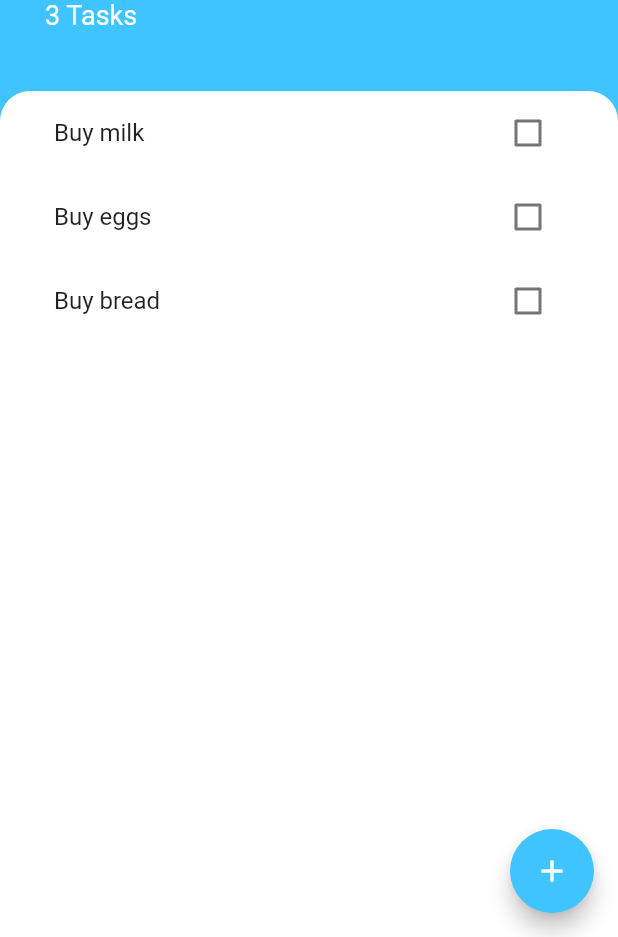
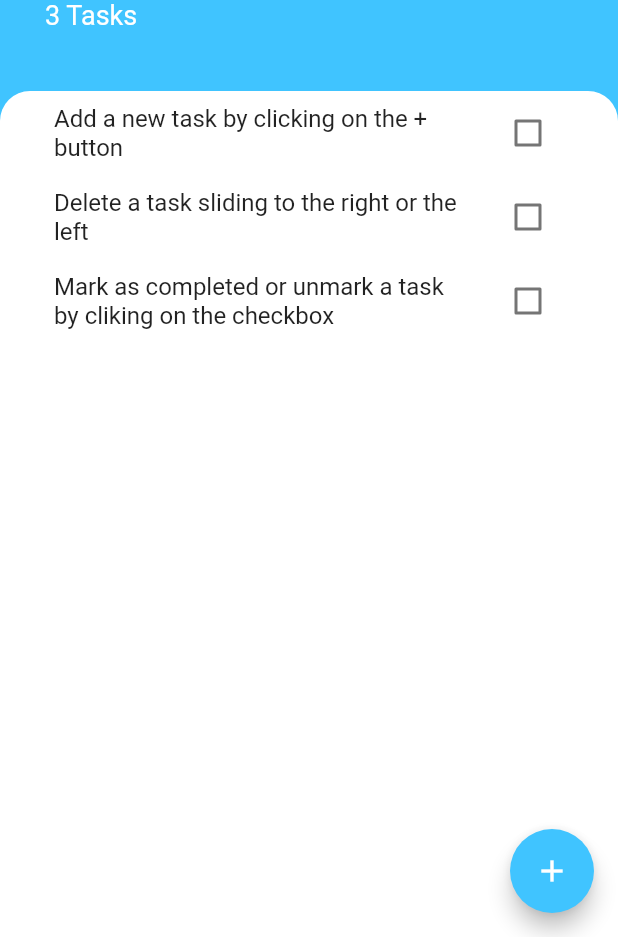
Before and after one commit to manelcagigos/todoey_flutter_FollowingUdemyCourse, a Flutter app: the screen it shows after launch, on a phone screen of 412 x 824 dp, the part 299-1236 px from its top. Run offline on Flutter 3.47's test engine with Material 2 defaults, Android fonts, the phone set to English and light mode, and no system bars.

Commit message:
App finished

```diff
--- a/lib/main.dart
+++ b/lib/main.dart
@@ -1,17 +1,24 @@
 import 'package:flutter/material.dart';
+import 'package:provider/provider.dart';
 import '../screens/tasks_screen.dart';
+import 'models/task_data.dart';
 
 void main() {
   runApp(const MyApp());
 }
 
 class MyApp extends StatelessWidget {
-  const MyApp({super.key});
+  const MyApp({Key? key}) : super(key: key);
 
   @override
   Widget build(BuildContext context) {
-    return const MaterialApp(
-      home: TaskScreen(),
+    return ChangeNotifierProvider(
+      create: (context) {
+        return TaskData();
+      },
+      child: const MaterialApp(
+        home: TaskScreen(),
+      ),
     );
   }
 }
--- /dev/null
+++ b/lib/models/task_data.dart
@@ -0,0 +1,35 @@
+import 'package:flutter/foundation.dart';
+import 'package:todoey_flutter/models/task.dart';
+import 'dart:collection';
+
+class TaskData extends ChangeNotifier {
+  final List<Task> _tasks = [
+    Task(name: 'Add a new task by clicking on the + button'),
+    Task(name: 'Delete a task sliding to the right or the left'),
+    Task(name: 'Mark as completed or unmark a task by cliking on the checkbox'),
+  ];
+
+  UnmodifiableListView<Task> get tasks {
+    return UnmodifiableListView(_tasks);
+  }
+
+  int get taskCount {
+    return _tasks.length;
+  }
+
+  void addTask(String newTaskTitle) {
+    final task = Task(name: newTaskTitle);
+    _tasks.add(task);
+    notifyListeners();
+  }
+
+  void updateTask(Task task) {
+    task.toggleDone();
+    notifyListeners();
+  }
+
+  void deleteTask(Task task) {
+    _tasks.remove(task);
+    notifyListeners();
+  }
+}
--- a/lib/screens/tasks_screen.dart
+++ b/lib/screens/tasks_screen.dart
@@ -1,21 +1,11 @@
 import 'package:flutter/material.dart';
 import '../widgets/task_list.dart';
 import 'add_task_screen.dart';
-import '../models/task.dart';
+import 'package:provider/provider.dart';
+import '../models/task_data.dart';
 
-class TaskScreen extends StatefulWidget {
+class TaskScreen extends StatelessWidget {
   const TaskScreen({super.key});
-
-  @override
-  State<TaskScreen> createState() => _TaskScreenState();
-}
-
-class _TaskScreenState extends State<TaskScreen> {
-  List<Task> tasks = [
-    Task(name: 'Buy milk'),
-    Task(name: 'Buy eggs'),
-    Task(name: 'Buy bread'),
-  ];
 
   @override
   Widget build(BuildContext context) {
@@ -32,9 +22,9 @@ class _TaskScreenState extends State<TaskScreen> {
                 padding: EdgeInsets.only(
                     bottom: MediaQuery.of(context).viewInsets.bottom),
                 child: AddTaskScreen(addTaskCallback: (newTaskTitle) {
-                  setState(() {
-                    tasks.add(Task(name: newTaskTitle));
-                  });
+                  // setState(() {
+                  //   tasks.add(Task(name: newTaskTitle));
+                  // });
                   Navigator.pop(context);
                 }),
               ),
@@ -71,7 +61,7 @@ class _TaskScreenState extends State<TaskScreen> {
                   ),
                 ),
                 Text(
-                  '${tasks.length} Tasks',
+                  '${Provider.of<TaskData>(context).taskCount} Tasks',
                   style: const TextStyle(
                     color: Colors.white,
                     fontSize: 18.0,
@@ -93,7 +83,7 @@ class _TaskScreenState extends State<TaskScreen> {
                   topRight: Radius.circular(20.0),
                 ),
               ),
-              child: TaskList(tasks: tasks),
+              child: const TaskList(),
             ),
           ),
         ],
@@ -101,55 +91,3 @@ class _TaskScreenState extends State<TaskScreen> {
     );
   }
 }
-
-class ToDoListView extends StatefulWidget {
-  const ToDoListView({super.key});
-
-  @override
-  _ToDoListViewState createState() => _ToDoListViewState();
-}
-
-class _ToDoListViewState extends State<ToDoListView> {
-  List<String> tasks = [
-    'Task 1',
-    'Task 2',
-    'Task 3',
-    // Add more tasks here
-  ];
-
-  List<bool> taskCompleted = List<bool>.generate(
-    3,
-    (index) => false,
-  );
-
-  @override
-  Widget build(BuildContext context) {
-    return ListView.builder(
-      padding: const EdgeInsets.symmetric(
-        horizontal: 20.0,
-        vertical: 20.0,
-      ),
-      itemCount: tasks.length,
-      itemBuilder: (BuildContext context, int index) {
-        return ListTile(
-          title: Text(
-            tasks[index],
-            style: TextStyle(
-              decoration: taskCompleted[index]
-                  ? TextDecoration.lineThrough
-                  : TextDecoration.none,
-            ),
-          ),
-          trailing: Checkbox(
-            value: taskCompleted[index],
-            onChanged: (bool? value) {
-              setState(() {
-                taskCompleted[index] = value ?? false;
-              });
-            },
-          ),
-        );
-      },
-    );
-  }
-}
--- a/lib/widgets/task_list.dart
+++ b/lib/widgets/task_list.dart
@@ -1,32 +1,32 @@
 import 'package:flutter/material.dart';
 import 'task_tile.dart';
-import '../models/task.dart';
+import 'package:provider/provider.dart';
+import '../models/task_data.dart';
 
-class TaskList extends StatefulWidget {
-  const TaskList({super.key, required this.tasks});
-
-  final List<Task> tasks;
+class TaskList extends StatelessWidget {
+  const TaskList({super.key});
 
   @override
-  State<TaskList> createState() => _TaskListState();
-}
-
-class _TaskListState extends State<TaskList> {
-  @override
   Widget build(BuildContext context) {
-    return ListView.builder(
-      itemBuilder: (context, index) {
-        return TaskTile(
-          isChecked: widget.tasks[index].isDone,
-          taskTitle: widget.tasks[index].name,
-          checkBoxCallback: (bool? checkboxState) {
-            setState(() {
-              widget.tasks[index].toggleDone();
-            });
+    return Consumer<TaskData>(
+      builder: (context, taskData, child) {
+        return ListView.builder(
+          itemBuilder: (context, index) {
+            final task = taskData.tasks[index];
+            return TaskTile(
+              isChecked: task.isDone,
+              taskTitle: task.name,
+              checkBoxCallback: (bool? checkboxState) {
+                taskData.updateTask(task);
+              },
+              onDismissed: () {
+                taskData.deleteTask(task);
+              },
+            );
           },
+          itemCount: taskData.taskCount,
         );
       },
-      itemCount: widget.tasks.length,
     );
   }
 }
--- a/lib/widgets/task_tile.dart
+++ b/lib/widgets/task_tile.dart
@@ -1,29 +1,69 @@
 import 'package:flutter/material.dart';
 
 class TaskTile extends StatelessWidget {
-  const TaskTile(
-      {super.key,
+  const TaskTile({
+    Key? key,
     required this.isChecked,
     required this.taskTitle,
-      required this.checkBoxCallback});
+    required this.checkBoxCallback,
+    required this.onDismissed,
+  }) : super(key: key);
 
   final bool isChecked;
   final String taskTitle;
   final Function(bool?) checkBoxCallback;
+  final Function() onDismissed;
 
   @override
   Widget build(BuildContext context) {
-    return ListTile(
+    return Dismissible(
+      key: UniqueKey(),
+      direction: DismissDirection.horizontal,
+      onDismissed: (_) => onDismissed(),
+      background: DeleteContainer(
+        alignment: Alignment.centerLeft,
+      ),
+      secondaryBackground: DeleteContainer(
+        alignment: Alignment.centerRight,
+      ),
+      child: ListTile(
         title: Text(
           taskTitle,
           style: TextStyle(
-            decoration: isChecked ? TextDecoration.lineThrough : null),
+            decoration: isChecked ? TextDecoration.lineThrough : null,
+          ),
         ),
         trailing: Checkbox(
           activeColor: Colors.lightBlueAccent,
           value: isChecked,
           onChanged: checkBoxCallback,
         ),
+      ),
     );
   }
 }
+
+class DeleteContainer extends StatelessWidget {
+  DeleteContainer({
+    super.key,
+    required this.alignment,
+  });
+
+  Alignment alignment;
+
+  @override
+  Widget build(BuildContext context) {
+    return Container(
+      alignment: alignment,
+      padding: const EdgeInsets.only(left: 20.0, right: 20.0),
+      decoration: BoxDecoration(
+        color: Colors.red,
+        borderRadius: BorderRadius.circular(15.0),
+      ),
+      child: const Icon(
+        Icons.delete,
+        color: Colors.white,
+      ),
+    );
+  }
+}
--- a/pubspec.yaml
+++ b/pubspec.yaml
@@ -35,6 +35,7 @@ dependencies:
   # The following adds the Cupertino Icons font to your application.
   # Use with the CupertinoIcons class for iOS style icons.
   cupertino_icons: ^1.0.2
+  provider: ^6.1.1
 
 dev_dependencies:
   flutter_test:
```
Also changed, not shown: lib/screens/add_task_screen.dart (+7 -1 lines), pubspec.lock. Lines whose indentation alone changed are shown as unchanged.
